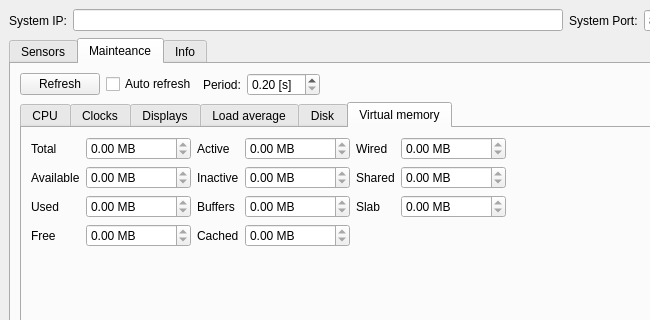
This is mainwindow.ui in DominikKamykowski/ServiceApplicationRPi as Qt 5 draws it before an edit; both pictures show x 0 to 650 and y 0 to 320 of the 800 by 600 pixel window. The edited form follows.
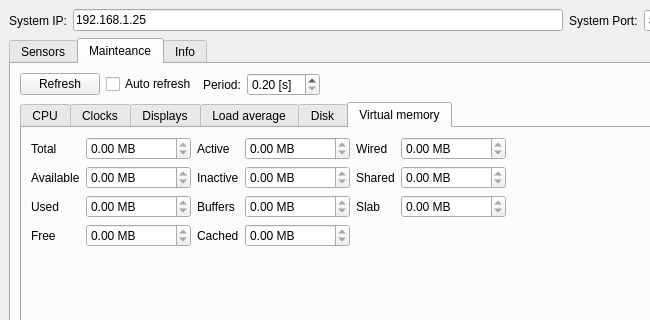
This is the edited form.

The edit to the form file:
```diff
--- a/mainwindow.ui
+++ b/mainwindow.ui
@@ -16,7 +16,11 @@
   <widget class="QWidget" name="centralwidget">
    <layout class="QGridLayout" name="gridLayout">
     <item row="0" column="1">
-     <widget class="QLineEdit" name="leSystemIP"/>
+     <widget class="QLineEdit" name="leSystemIP">
+      <property name="text">
+       <string>192.168.1.25</string>
+      </property>
+     </widget>
     </item>
     <item row="0" column="2">
      <widget class="QLabel" name="label_5">
```
